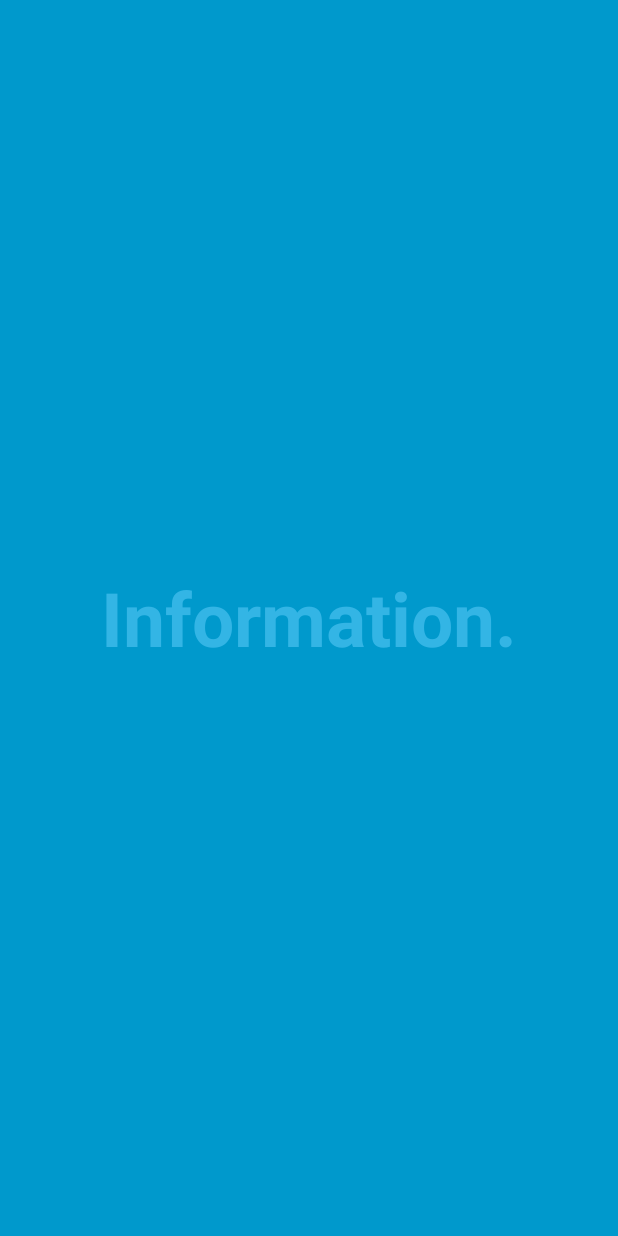
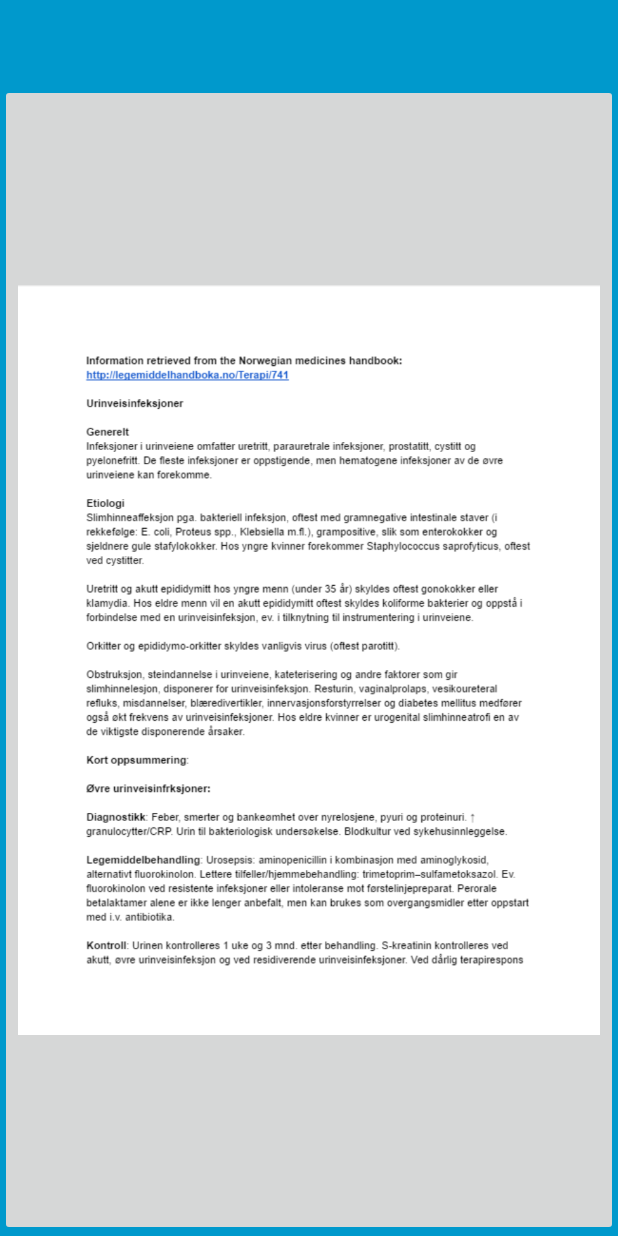
Before and after one commit to tcpaul/roza, an Android app: the FullscreenActivity screen opened directly, with no data from a screen before it, on a phone screen of 412 x 824 dp. Run offline under Robolectric (Android 15) with nearby library versions, the phone set to English and light mode, and no system bars.

Commit message:
info update

```diff
--- a/app/src/main/java/com/example/edu/exigem/FullscreenActivity.java
+++ b/app/src/main/java/com/example/edu/exigem/FullscreenActivity.java
@@ -160,4 +160,11 @@ public class FullscreenActivity extends AppCompatActivity {
         mHideHandler.removeCallbacks(mHideRunnable);
         mHideHandler.postDelayed(mHideRunnable, delayMillis);
     }
+
+    public void info1(View view) {
+        View a = findViewById(R.id.imageButton3);
+        a.setVisibility(View.GONE);
+        View b = findViewById(R.id.imageButton4);
+        b.setVisibility(View.VISIBLE);
+    }
 }
--- a/app/src/main/res/layout/activity_fullscreen.xml
+++ b/app/src/main/res/layout/activity_fullscreen.xml
@@ -1,4 +1,5 @@
 <FrameLayout xmlns:android="http://schemas.android.com/apk/res/android"
+    xmlns:app="http://schemas.android.com/apk/res-auto"
     xmlns:tools="http://schemas.android.com/tools"
     android:layout_width="match_parent"
     android:layout_height="match_parent"
@@ -45,6 +46,23 @@
                 android:text="@string/dummy_button" />
 
         </LinearLayout>
+
+        <ImageButton
+            android:layout_width="wrap_content"
+            android:layout_height="wrap_content"
+            app:srcCompat="@drawable/info1"
+            android:id="@+id/imageButton3"
+            android:scaleType="fitCenter"
+            android:clickable="true"
+            android:onClick="info1"/>
+
+        <ImageButton
+            android:layout_width="wrap_content"
+            android:layout_height="wrap_content"
+            app:srcCompat="@drawable/info2"
+            android:id="@+id/imageButton4"
+            android:scaleType="fitCenter"
+            android:visibility="gone"/>
     </FrameLayout>
 
 </FrameLayout>
```
Also changed, not shown: app/src/main/res/drawable/info1.png (added), app/src/main/res/drawable/info2.png (added), app/src/main/res/drawable/info3.png (added).
